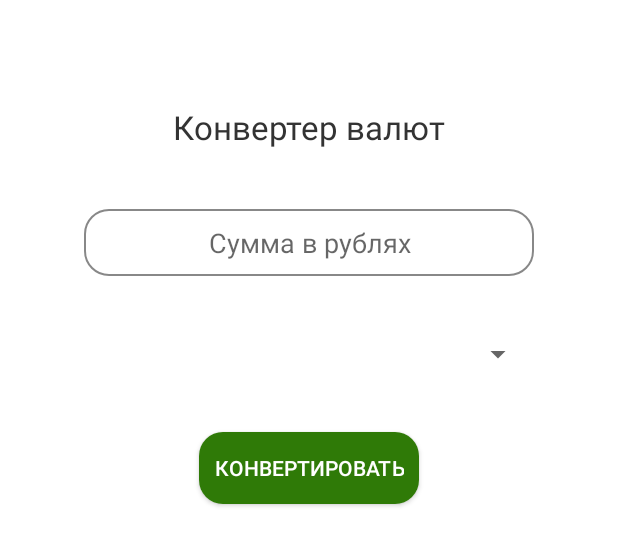
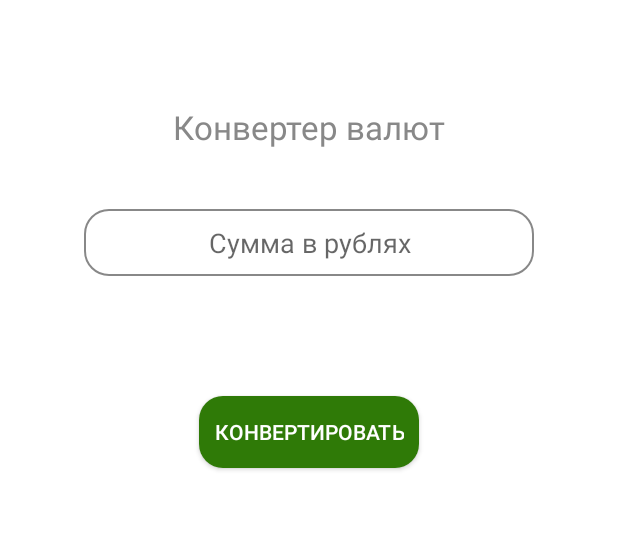
Before and after one commit to ShivaMultiarmed/ExchangeRater, an Android app: the layout converter_activity.xml on its own in the app's theme, with its tools: preview values and no code run, on a phone screen of 412 x 824 dp. Shown: the top 546 px of the screen. Run offline under Robolectric (Android 15) with nearby library versions, the phone set to English and light mode, and no system bars.

Commit message:
Скорректировал цвета

```diff
--- a/app/src/main/kotlin/mikhail/shell/exchangerater/ConverterRepository.kt
+++ b/app/src/main/kotlin/mikhail/shell/exchangerater/ConverterRepository.kt
@@ -1,6 +1,5 @@
 package mikhail.shell.exchangerater
 
-import android.util.Log
 import com.google.gson.Gson
 import io.reactivex.rxjava3.core.Observable
 import io.reactivex.rxjava3.subjects.PublishSubject
@@ -10,7 +9,6 @@ import retrofit2.Callback
 import retrofit2.Response
 import retrofit2.Retrofit
 import retrofit2.converter.gson.GsonConverterFactory
-import kotlin.math.cos
 
 
 class ConverterRepository private constructor() {
--- a/app/src/main/res/drawable/input.xml
+++ b/app/src/main/res/drawable/input.xml
@@ -2,7 +2,7 @@
 <shape xmlns:android="http://schemas.android.com/apk/res/android"
     android:shape="rectangle">
     <stroke
-        android:color="@color/input_border_color"
+        android:color="@color/grey"
         android:width="1dp" />
     <solid android:color="#fff" />
     <corners android:radius="16dp" />
--- a/app/src/main/res/drawable/spinner_item.xml
+++ b/app/src/main/res/drawable/spinner_item.xml
@@ -2,7 +2,7 @@
 <shape xmlns:android="http://schemas.android.com/apk/res/android"
     android:shape="rectangle">
     <stroke
-        android:color="@color/input_border_color"
+        android:color="@color/grey"
         android:width="1dp" />
     <solid android:color="#fff" />
     <corners android:radius="16dp" />
--- a/app/src/main/res/layout/converter_activity.xml
+++ b/app/src/main/res/layout/converter_activity.xml
@@ -9,7 +9,8 @@
         android:id="@+id/RootLayout"
         android:layout_width="match_parent"
         android:layout_height="match_parent"
-        tools:context=".ConverterActivity">
+        tools:context=".ConverterActivity"
+        android:background="@color/white">
 
 
         <TextView
@@ -18,11 +19,12 @@
             android:layout_height="wrap_content"
             android:layout_marginTop="70dp"
             android:text='@string/converter_title'
-            android:textColor="@color/text_color"
+            android:textColor="@color/grey"
             android:textSize="22sp"
             app:layout_constraintEnd_toEndOf="parent"
             app:layout_constraintStart_toStartOf="parent"
-            app:layout_constraintTop_toTopOf="parent" />
+            app:layout_constraintTop_toTopOf="parent"
+            android:background="@color/white"/>
 
         <EditText
             android:id="@+id/Amount"
@@ -38,7 +40,7 @@
             android:textSize="18sp"
             app:layout_constraintEnd_toEndOf="parent"
             app:layout_constraintStart_toStartOf="parent"
-            app:layout_constraintTop_toBottomOf="@+id/textView" />
+            app:layout_constraintTop_toBottomOf="@+id/textView"/>
 
         <Spinner
             android:id="@+id/currency"
@@ -49,7 +51,8 @@
             app:layout_constraintEnd_toEndOf="parent"
             app:layout_constraintStart_toStartOf="parent"
             app:layout_constraintTop_toBottomOf="@id/Amount"
-            android:textAlignment="center"/>
+            android:textAlignment="center"
+            android:background="@color/white"/>
 
         <android.widget.Button
             android:id="@+id/ConvertBtn"
@@ -59,11 +62,11 @@
             android:background="@drawable/btn"
             android:text="@string/convert_btn_text"
             android:paddingHorizontal="10dp"
-            android:textColor="@color/btn_text"
+            android:textColor="@color/white"
             android:textSize="14sp"
             app:layout_constraintEnd_toEndOf="parent"
             app:layout_constraintStart_toStartOf="parent"
-            app:layout_constraintTop_toBottomOf="@id/currency" />
+            app:layout_constraintTop_toBottomOf="@id/currency"/>
 
         <TextView
             android:id="@+id/result"
@@ -72,10 +75,11 @@
             android:layout_marginTop="40dp"
             android:text='@{result !=null ? "Результат: " + result.toString() : ""}'
             android:textSize="18sp"
-            android:textColor="@color/text_color"
+            android:textColor="@color/light_black"
             app:layout_constraintEnd_toEndOf="parent"
             app:layout_constraintStart_toStartOf="parent"
-            app:layout_constraintTop_toBottomOf="@+id/ConvertBtn" />
+            app:layout_constraintTop_toBottomOf="@+id/ConvertBtn"
+            android:background="@color/white"/>
 
     </androidx.constraintlayout.widget.ConstraintLayout>
 </layout>
--- a/app/src/main/res/values-night/themes.xml
+++ b/app/src/main/res/values-night/themes.xml
@@ -1,14 +1,14 @@
-<resources xmlns:tools="http://schemas.android.com/tools">
+<resources>
     <!-- Base application theme. -->
-    <style name="Theme.ExchangeRater" parent="Theme.MaterialComponents.DayNight.DarkActionBar">
+    <style name="Theme.ExchangeRater" parent="Theme.MaterialComponents.DayNight.NoActionBar">
         <!-- Primary brand color. -->
-        <item name="colorPrimary">@color/purple_200</item>
-        <item name="colorPrimaryVariant">@color/purple_700</item>
-        <item name="colorOnPrimary">@color/black</item>
+        <item name="colorPrimary">@color/green</item>
+        <item name="colorPrimaryVariant">@color/light_green</item>
+        <item name="colorOnPrimary">@color/white</item>
         <!-- Secondary brand color. -->
-        <item name="colorSecondary">@color/teal_200</item>
-        <item name="colorSecondaryVariant">@color/teal_200</item>
-        <item name="colorOnSecondary">@color/black</item>
+        <item name="colorSecondary">@color/grey</item>
+        <item name="colorSecondaryVariant">@color/light_black</item>
+        <item name="colorOnSecondary">@color/light_black</item>
         <!-- Status bar color. -->
         <item name="android:statusBarColor">?attr/colorPrimaryVariant</item>
         <!-- Customize your theme here. -->
--- a/app/src/main/res/values/colors.xml
+++ b/app/src/main/res/values/colors.xml
@@ -1,15 +1,9 @@
 <?xml version="1.0" encoding="utf-8"?>
 <resources>
-    <color name="purple_200">#FFBB86FC</color>
-    <color name="purple_500">#FF6200EE</color>
-    <color name="purple_700">#FF3700B3</color>
-    <color name="teal_200">#FF03DAC5</color>
-    <color name="teal_700">#FF018786</color>
     <color name="black">#FF000000</color>
-    <color name="white">#FFFFFFFF</color>
-    <color name="btn_bg">#2F7A07</color>
-    <color name="btn_text">#ffffff</color>
-    <color name="input_text">#555</color>
-    <color name="input_border_color">#888</color>
-    <color name="text_color">#333</color>
+    <color name="green">#2F7A07</color>
+    <color name="light_green">#69CF33</color>
+    <color name="white">#ffffff</color>
+    <color name="grey">#888</color>
+    <color name="light_black">#333</color>
 </resources>
--- a/app/src/main/res/values/themes.xml
+++ b/app/src/main/res/values/themes.xml
@@ -1,14 +1,14 @@
-<resources xmlns:tools="http://schemas.android.com/tools">
+<resources>
     <!-- Base application theme. -->
     <style name="Theme.ExchangeRater" parent="Theme.MaterialComponents.DayNight.NoActionBar">
         <!-- Primary brand color. -->
-        <item name="colorPrimary">@color/purple_500</item>
-        <item name="colorPrimaryVariant">@color/purple_700</item>
+        <item name="colorPrimary">@color/green</item>
+        <item name="colorPrimaryVariant">@color/light_green</item>
         <item name="colorOnPrimary">@color/white</item>
         <!-- Secondary brand color. -->
-        <item name="colorSecondary">@color/teal_200</item>
-        <item name="colorSecondaryVariant">@color/teal_700</item>
-        <item name="colorOnSecondary">@color/black</item>
+        <item name="colorSecondary">@color/grey</item>
+        <item name="colorSecondaryVariant">@color/light_black</item>
+        <item name="colorOnSecondary">@color/light_black</item>
         <!-- Status bar color. -->
         <item name="android:statusBarColor">?attr/colorPrimaryVariant</item>
         <!-- Customize your theme here. -->
```
